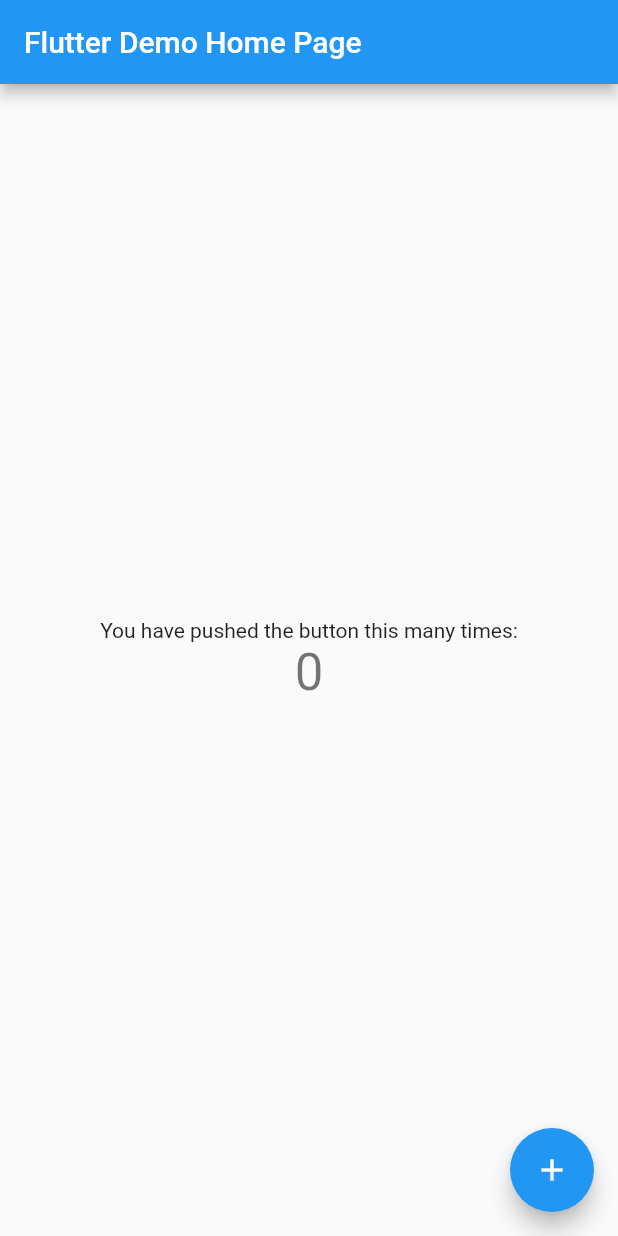
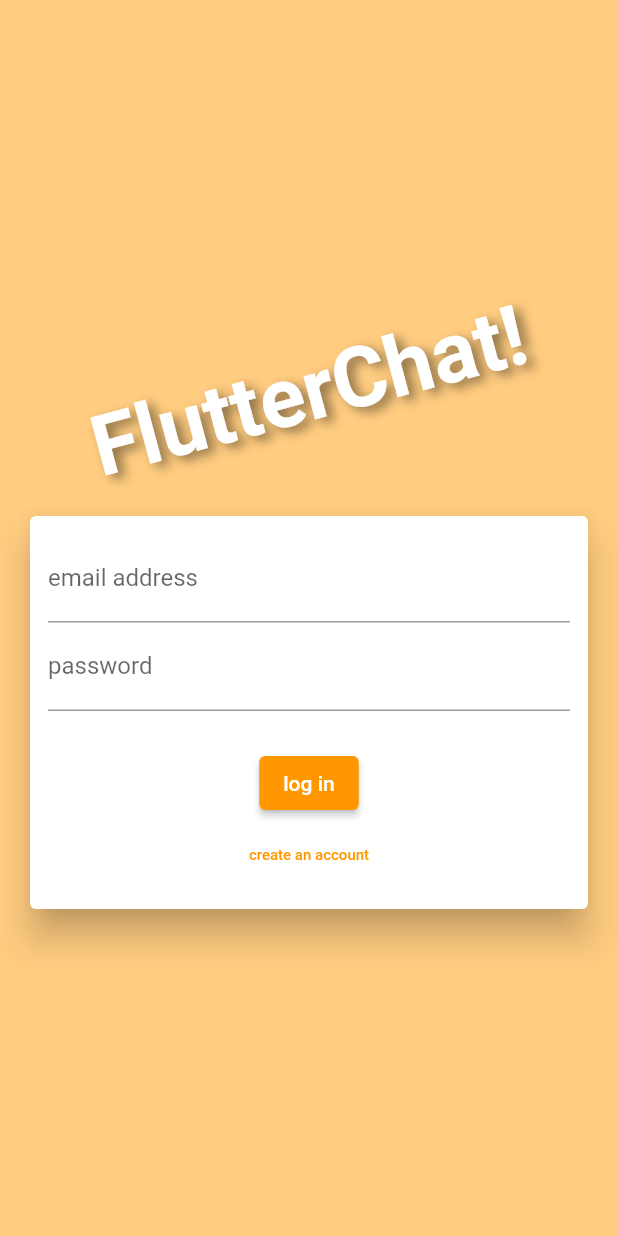
Before and after one commit to kenmaready/flutter_chat_app, a Flutter app: the screen it shows after launch, on a phone screen of 412 x 824 dp. Run offline on Flutter 3.47's test engine with Material 2 defaults, Android fonts, the phone set to English and light mode, and no system bars; our stand-ins replace bubble, cloud_firestore, firebase_auth, firebase_core, firebase_messaging, firebase_storage and 1 more; accounts and stored records are empty.

Commit message:
Updating to include chat functionality, database and begining of messaging

```diff
--- a/lib/main.dart
+++ b/lib/main.dart
@@ -1,115 +1,52 @@
+import 'package:firebase_messaging/firebase_messaging.dart';
+import 'package:firebase_core/firebase_core.dart';
+import 'package:firebase_auth/firebase_auth.dart';
 import 'package:flutter/material.dart';
+//
+import './screens/splash.dart';
+import './screens/auth.dart';
+import './screens/chat.dart';
+import './firebase_options.dart';
 
-void main() {
-  runApp(const MyApp());
+void main() async {
+  WidgetsFlutterBinding.ensureInitialized();
+  await Firebase.initializeApp(options: DefaultFirebaseOptions.currentPlatform);
+  await FirebaseMessaging.instance.getToken();
+  print("about to call runApp(MyApp())....");
+  runApp(MyApp());
 }
 
 class MyApp extends StatelessWidget {
   const MyApp({Key? key}) : super(key: key);
 
-  // This widget is the root of your application.
   @override
   Widget build(BuildContext context) {
+    print("Build in Myapp() starting....");
+    final Future<FirebaseApp> _initialization = Firebase.initializeApp();
     return MaterialApp(
       title: 'Flutter Demo',
       theme: ThemeData(
-        // This is the theme of your application.
-        //
-        // Try running your application with "flutter run". You'll see the
-        // application has a blue toolbar. Then, without quitting the app, try
-        // changing the primarySwatch below to Colors.green and then invoke
-        // "hot reload" (press "r" in the console where you ran "flutter run",
-        // or simply save your changes to "hot reload" in a Flutter IDE).
-        // Notice that the counter didn't reset back to zero; the application
-        // is not restarted.
-        primarySwatch: Colors.blue,
-      ),
-      home: const MyHomePage(title: 'Flutter Demo Home Page'),
+          primarySwatch: Colors.orange,
+          backgroundColor: Colors.orange,
+          accentColor: Colors.brown.shade300,
+          accentColorBrightness: Brightness.light,
+          buttonTheme: ButtonTheme.of(context).copyWith(
+              buttonColor: Colors.orange.shade200,
+              textTheme: ButtonTextTheme.primary,
+              shape: RoundedRectangleBorder(
+                  borderRadius: BorderRadius.circular(36)))),
+      home: StreamBuilder(
+          stream: FirebaseAuth.instance.authStateChanges(),
+          builder: (ctx, userSnapshot) {
+            print("now in Streambuilder.builder...");
+            if (userSnapshot.hasData) {
+              print("calling ChatScreen()...");
+              return ChatScreen();
+            } else {
+              print("calling AuthScreen()...");
+              return AuthScreen();
+            }
+          }),
     );
   }
 }
-
-class MyHomePage extends StatefulWidget {
-  const MyHomePage({Key? key, required this.title}) : super(key: key);
-
-  // This widget is the home page of your application. It is stateful, meaning
-  // that it has a State object (defined below) that contains fields that affect
-  // how it looks.
-
-  // This class is the configuration for the state. It holds the values (in this
-  // case the title) provided by the parent (in this case the App widget) and
-  // used by the build method of the State. Fields in a Widget subclass are
-  // always marked "final".
-
-  final String title;
-
-  @override
-  State<MyHomePage> createState() => _MyHomePageState();
-}
-
-class _MyHomePageState extends State<MyHomePage> {
-  int _counter = 0;
-
-  void _incrementCounter() {
-    setState(() {
-      // This call to setState tells the Flutter framework that something has
-      // changed in this State, which causes it to rerun the build method below
-      // so that the display can reflect the updated values. If we changed
-      // _counter without calling setState(), then the build method would not be
-      // called again, and so nothing would appear to happen.
-      _counter++;
-    });
-  }
-
-  @override
-  Widget build(BuildContext context) {
-    // This method is rerun every time setState is called, for instance as done
-    // by the _incrementCounter method above.
-    //
-    // The Flutter framework has been optimized to make rerunning build methods
-    // fast, so that you can just rebuild anything that needs updating rather
-    // than having to individually change instances of widgets.
-    return Scaffold(
-      appBar: AppBar(
-        // Here we take the value from the MyHomePage object that was created by
-        // the App.build method, and use it to set our appbar title.
-        title: Text(widget.title),
-      ),
-      body: Center(
-        // Center is a layout widget. It takes a single child and positions it
-        // in the middle of the parent.
-        child: Column(
-          // Column is also a layout widget. It takes a list of children and
-          // arranges them vertically. By default, it sizes itself to fit its
-          // children horizontally, and tries to be as tall as its parent.
-          //
-          // Invoke "debug painting" (press "p" in the console, choose the
-          // "Toggle Debug Paint" action from the Flutter Inspector in Android
-          // Studio, or the "Toggle Debug Paint" command in Visual Studio Code)
-          // to see the wireframe for each widget.
-          //
-          // Column has various properties to control how it sizes itself and
-          // how it positions its children. Here we use mainAxisAlignment to
-          // center the children vertically; the main axis here is the vertical
-          // axis because Columns are vertical (the cross axis would be
-          // horizontal).
-          mainAxisAlignment: MainAxisAlignment.center,
-          children: <Widget>[
-            const Text(
-              'You have pushed the button this many times:',
-            ),
-            Text(
-              '$_counter',
-              style: Theme.of(context).textTheme.headline4,
-            ),
-          ],
-        ),
-      ),
-      floatingActionButton: FloatingActionButton(
-        onPressed: _incrementCounter,
-        tooltip: 'Increment',
-        child: const Icon(Icons.add),
-      ), // This trailing comma makes auto-formatting nicer for build methods.
-    );
-  }
-}
--- /dev/null
+++ b/lib/screens/auth.dart
@@ -0,0 +1,103 @@
+import 'package:firebase_storage/firebase_storage.dart';
+import 'package:cloud_firestore/cloud_firestore.dart';
+import 'package:firebase_auth/firebase_auth.dart';
+import 'package:firebase_core/firebase_core.dart';
+import 'package:flutter/material.dart';
+import 'dart:io';
+//
+import '../widgets/auth_form.dart';
+
+class AuthScreen extends StatefulWidget {
+  const AuthScreen({Key? key}) : super(key: key);
+
+  @override
+  State<AuthScreen> createState() => _AuthScreenState();
+}
+
+class _AuthScreenState extends State<AuthScreen> {
+  final _auth = FirebaseAuth.instance;
+  var _isLoading = false;
+
+  void _submitAuthForm(String email, String password, String username,
+      File? image, bool isLogin) async {
+    UserCredential userCredential;
+
+    try {
+      setState(() {
+        _isLoading = true;
+      });
+      if (isLogin) {
+        userCredential = await _auth.signInWithEmailAndPassword(
+            email: email, password: password);
+      } else {
+        // create user in the firebase auth system
+        userCredential = await _auth.createUserWithEmailAndPassword(
+            email: email, password: password);
+        // upload user image to firebase and get path:
+        final ref = FirebaseStorage.instance
+            .ref()
+            .child('user_images')
+            .child('${userCredential.user?.uid}.jpg');
+
+        await ref.putFile(image as File);
+        final imageUrl = await ref.getDownloadURL();
+
+        // create user in firebase users collection:
+        await FirebaseFirestore.instance
+            .collection('users')
+            .doc(userCredential.user?.uid)
+            .set({
+          'username': username,
+          'email': email,
+          'imageUrl': imageUrl,
+          'createdAt': Timestamp.now()
+        });
+      }
+
+      print("userCredential: ${userCredential.toString()}");
+    } on FirebaseAuthException catch (err) {
+      var message = err.message ??
+          'An error occured when attempting to `${isLogin ? 'log' : 'sign'} user ${isLogin ? 'in' : 'up'}. Please check your credentials.';
+
+      ScaffoldMessenger.of(context).showSnackBar(SnackBar(
+        content: Text(message),
+        backgroundColor: Theme.of(context).primaryColor,
+      ));
+    } catch (err) {
+      print("Error occurred in _submitAuthForm: ${err.toString()}");
+    }
+
+    setState(() {
+      _isLoading = false;
+    });
+  }
+
+  @override
+  Widget build(BuildContext context) {
+    print("auth screen called: building...");
+    return Scaffold(
+        backgroundColor: Colors.orange.shade200,
+        body: Center(
+            child:
+                Column(mainAxisAlignment: MainAxisAlignment.center, children: [
+          Container(
+            margin: const EdgeInsets.all(30),
+            child: const RotationTransition(
+              turns: AlwaysStoppedAnimation(-15 / 360),
+              child: Text('FlutterChat!',
+                  style: TextStyle(
+                      fontSize: 56,
+                      fontWeight: FontWeight.bold,
+                      color: Colors.white,
+                      shadows: <Shadow>[
+                        Shadow(
+                            offset: Offset(4.0, 4.0),
+                            blurRadius: 9.0,
+                            color: Colors.black45)
+                      ])),
+            ),
+          ),
+          AuthForm(onSubmit: _submitAuthForm, loading: _isLoading)
+        ])));
+  }
+}
--- /dev/null
+++ b/lib/widgets/auth_form.dart
@@ -0,0 +1,161 @@
+import 'package:flutter/material.dart';
+import 'dart:io';
+//
+import './image_select.dart';
+
+enum AuthMode { Login, Signup }
+
+class AuthForm extends StatefulWidget {
+  const AuthForm({Key? key, required this.onSubmit, this.loading = false})
+      : super(key: key);
+
+  final void Function(String email, String password, String username,
+      File? image, bool isLogin) onSubmit;
+  final bool loading;
+
+  @override
+  State<AuthForm> createState() => _AuthFormState();
+}
+
+class _AuthFormState extends State<AuthForm> {
+  final _formKey = GlobalKey<FormState>();
+  AuthMode _mode = AuthMode.Login;
+  final Map<String, dynamic> _userInfo = {
+    'email': '',
+    'username': '',
+    'password': '',
+    'image': null,
+  };
+
+  void _getImage(File image) {
+    setState(() {
+      _userInfo['image'] = image;
+    });
+  }
+
+  void _trySubmit() {
+    FocusScope.of(context).unfocus();
+    final bool isValid = (_formKey.currentState as FormState).validate();
+
+    if (_mode == AuthMode.Signup && _userInfo['image'] == null) {
+      ScaffoldMessenger.of(context)
+          .showSnackBar(SnackBar(content: Text('please pick an image.')));
+    }
+
+    if (isValid) {
+      _formKey.currentState?.save();
+      widget.onSubmit(
+          (_userInfo['email'] as String).trim(),
+          (_userInfo['password'] as String).trim(),
+          (_userInfo['username'] as String).trim(),
+          (_userInfo['image']),
+          _mode == AuthMode.Login);
+    }
+  }
+
+  @override
+  Widget build(BuildContext context) {
+    return Card(
+        margin: const EdgeInsets.all(20),
+        elevation: 10,
+        child: SingleChildScrollView(
+            child: Padding(
+                padding: const EdgeInsets.all(12),
+                child: Form(
+                    key: _formKey,
+                    child: Column(
+                      mainAxisSize: MainAxisSize.min,
+                      children: [
+                        if (_mode == AuthMode.Signup)
+                          ImageSelect(
+                            getImageFn: _getImage,
+                          ),
+                        TextFormField(
+                          key: const ValueKey('email'),
+                          validator: (value) {
+                            if (value == null ||
+                                value.isEmpty ||
+                                !value.contains('@') ||
+                                value.length < 5) {
+                              return 'Please enter a valid email address.';
+                            }
+                            return null;
+                          },
+                          keyboardType: TextInputType.emailAddress,
+                          decoration: const InputDecoration(
+                            labelText: 'email address',
+                          ),
+                          onSaved: (value) {
+                            _userInfo['email'] = value as String;
+                          },
+                        ),
+                        if (_mode == AuthMode.Signup)
+                          TextFormField(
+                            key: const ValueKey('username'),
+                            validator: (value) {
+                              if (value == null ||
+                                  value.isEmpty ||
+                                  value.length < 3) {
+                                return 'Please enter a valid username (at least 3 characters).';
+                              }
+                              return null;
+                            },
+                            decoration:
+                                const InputDecoration(labelText: 'username'),
+                            onSaved: (value) {
+                              _userInfo['username'] = value as String;
+                            },
+                          ),
+                        TextFormField(
+                            key: const ValueKey('password'),
+                            validator: (value) {
+                              if (value == null ||
+                                  value.isEmpty ||
+                                  value.length < 6) {
+                                return 'Please enter a valid password (at least 6 characters).';
+                              }
+                              return null;
+                            },
+                            decoration:
+                                const InputDecoration(labelText: 'password'),
+                            obscureText: true,
+                            onSaved: (value) {
+                              _userInfo['password'] = value as String;
+                            }),
+                        const SizedBox(
+                          height: 24,
+                        ),
+                        widget.loading
+                            ? Center(child: CircularProgressIndicator())
+                            : Column(children: [
+                                ElevatedButton(
+                                  child: Text(
+                                      _mode == AuthMode.Login
+                                          ? 'log in'
+                                          : 'sign up',
+                                      style: TextStyle(color: Colors.white)),
+                                  onPressed: _trySubmit,
+                                ),
+                                TextButton(
+                                  child: Text(
+                                      _mode == AuthMode.Login
+                                          ? 'create an account'
+                                          : 'I already have an account. Let me log in.',
+                                      style: TextStyle(fontSize: 10)),
+                                  onPressed: () {
+                                    if (_mode == AuthMode.Login) {
+                                      setState(() {
+                                        _mode = AuthMode.Signup;
+                                      });
+                                    } else {
+                                      setState(() {
+                                        _mode = AuthMode.Login;
+                                      });
+                                    }
+                                  },
+                                )
+                              ])
+                      ],
+                    )))));
+  }
+}
```
Also changed, not shown: lib/screens/chat.dart (added, +68 -0 lines), lib/screens/splash.dart (added, +14 -0 lines), lib/widgets/image_select.dart (added, +43 -0 lines), lib/widgets/message_bubble.dart (added, +60 -0 lines), lib/widgets/messages_list.dart (added, +26 -0 lines), lib/widgets/new_message_input.dart (added, +59 -0 lines), pubspec.yaml (+8 -0 lines), lib/firebase_options.dart (added), pubspec.lock, 8 other files.
